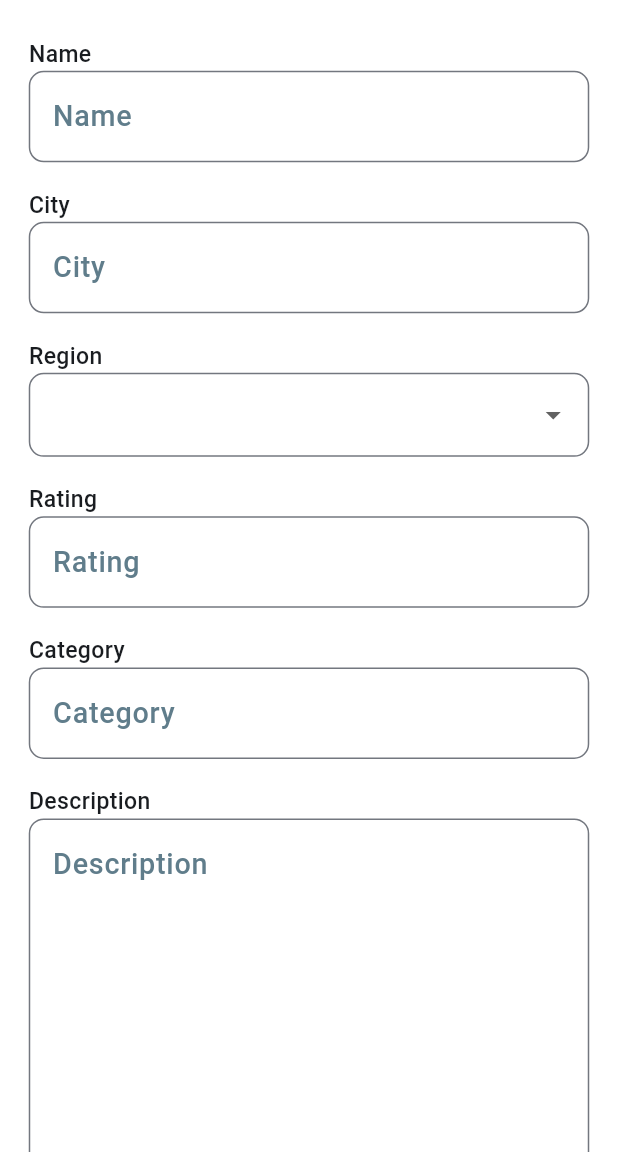
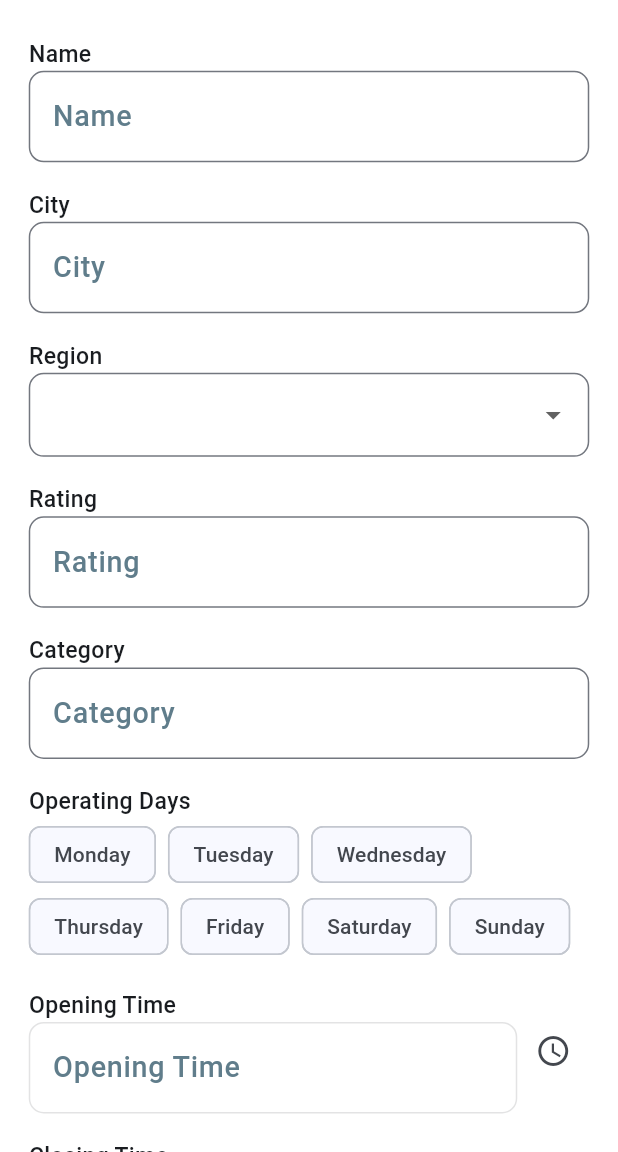
Before and after one commit to MKJules/trip_script_admin, a Flutter app: the AddNewLocation screen opened directly, scrolled down 576 dp, on a phone screen of 412 x 824 dp, the part 84-1236 px from its top. Run offline on Flutter 3.47's test engine with Material 3 defaults, Android fonts, the light colour scheme and no system bars; our stand-ins replace cloud_firestore, firebase_core, firebase_storage, flutter_screenutil, image_picker; accounts and stored records are empty.

Commit message:
added a days picker Added opening and closing times added an add location button

```diff
--- a/lib/add_location.dart
+++ b/lib/add_location.dart
@@ -5,15 +5,31 @@ import 'package:flutter_screenutil/flutter_screenutil.dart';
 import 'package:trip_script_admin/consts/custom_snackbar.dart';
 import 'package:trip_script_admin/db/pick_image.dart';
 
+const List<String> region = <String>[
+  'Ashanti',
+  'Bono',
+  'Bono East',
+  'Ahafo',
+  'Central',
+  'Eastern',
+  'Greater Accra',
+  'Northern',
+  'Savannah',
+  'North East',
+  'Upper East',
+  'Upper West',
+  'Volta',
+  'Oti',
+  'Western',
+  'Western North',
+];
 
-const List<String> region = <String>['Ashanti',  'Bono',  'Bono East',  'Ahafo',  'Central',  'Eastern',  'Greater Accra',  'Northern',  'Savannah',  'North East',  'Upper East',  'Upper West',  'Volta',  'Oti',  'Western',  'Western North',];
 class AddNewLocation extends StatefulWidget {
   const AddNewLocation({super.key});
 
   @override
   State<AddNewLocation> createState() => _AddNewLocationState();
 }
-
 
 class _AddNewLocationState extends State<AddNewLocation> {
   bool isPicked1 = false;
@@ -33,6 +49,57 @@ class _AddNewLocationState extends State<AddNewLocation> {
   final TextEditingController websiteController = TextEditingController();
   final formKey = GlobalKey<FormState>();
   String? selectedRegion;
+
+  List<String> selectedDays = [];
+  final List<String> days = [
+    'Monday',
+    'Tuesday',
+    'Wednesday',
+    'Thursday',
+    'Friday',
+    'Saturday',
+    'Sunday',
+  ];
+
+  TimeOfDay? openingTime;
+  TimeOfDay? closingTime;
+
+  void _onDaySelected(String day, bool isSelected) {
+    setState(() {
+      if (isSelected) {
+        selectedDays.add(day);
+      } else {
+        selectedDays.remove(day);
+      }
+    });
+  }
+
+  Future<void> _selectOpeningTime() async {
+    final TimeOfDay? pickedTime = await showTimePicker(
+      context: context,
+      initialTime: TimeOfDay.now(),
+    );
+
+    if (pickedTime != null) {
+      setState(() {
+        openingTime = pickedTime;
+      });
+    }
+  }
+
+  Future<void> _selectClosingTime() async {
+    final TimeOfDay? pickedTime = await showTimePicker(
+      context: context,
+      initialTime: TimeOfDay.now(),
+    );
+
+    if (pickedTime != null) {
+      setState(() {
+        closingTime = pickedTime;
+      });
+    }
+  }
+
   @override
   Widget build(BuildContext context) {
     return Scaffold(
@@ -249,8 +316,78 @@ class _AddNewLocationState extends State<AddNewLocation> {
                   maxLines: 1,
                 ),
                 SizedBox(height: 20.h),
-                //create a checklist for the operating days and save the selected days as a list
-                //create two text fields with time pickers. one for the opening time and another for the closing time
+
+                // Checklist for operating days
+                Text(
+                  'Operating Days',
+                  style: TextStyle(
+                    fontSize: 16.sp,
+                    fontWeight: FontWeight.w500,
+                  ),
+                ),
+                Wrap(
+                  spacing: 8.0,
+                  children: days.map((day) {
+                    return FilterChip(
+                      label: Text(day),
+                      selected: selectedDays.contains(day),
+                      onSelected: (isSelected) =>
+                          _onDaySelected(day, isSelected),
+                    );
+                  }).toList(),
+                ),
+
+                SizedBox(height: 20.h),
+
+                // Opening Time
+                Row(
+                  children: [
+                    Expanded(
+                      child: CustomTextField(
+                        controller: TextEditingController(
+                          text: openingTime != null
+                              ? openingTime!.format(context)
+                              : '',
+                        ),
+                        title: 'Opening Time',
+                        keyboardType: TextInputType.text,
+                        maxLines: 1,
+                        enabled: false,
+                      ),
+                    ),
+                    IconButton(
+                      onPressed: _selectOpeningTime,
+                      icon: Icon(Icons.access_time),
+                    ),
+                  ],
+                ),
+
+                SizedBox(height: 20.h),
+
+                // Closing Time
+                Row(
+                  children: [
+                    Expanded(
+                      child: CustomTextField(
+                        controller: TextEditingController(
+                          text: closingTime != null
+                              ? closingTime!.format(context)
+                              : '',
+                        ),
+                        title: 'Closing Time',
+                        keyboardType: TextInputType.text,
+                        maxLines: 1,
+                        enabled: false,
+                      ),
+                    ),
+                    IconButton(
+                      onPressed: _selectClosingTime,
+                      icon: Icon(Icons.access_time),
+                    ),
+                  ],
+                ),
+
+                SizedBox(height: 20.h),
                 CustomTextField(
                   controller: descriptionController,
                   title: 'Description',
@@ -269,6 +406,29 @@ class _AddNewLocationState extends State<AddNewLocation> {
           ),
 
           //create a button to submit a new location objet with all the inputted information
+          Padding(
+            padding: EdgeInsets.symmetric(vertical: 20.h),
+            child: ElevatedButton(
+              onPressed: () {
+                // ... (your form validation and data handling logic) ...
+              },
+              style: ElevatedButton.styleFrom(
+                fixedSize: Size(300.w, 60.h),
+                elevation: 0,
+                backgroundColor: Colors.blue,
+                foregroundColor: Colors.white,
+                shape: RoundedRectangleBorder(
+                  borderRadius: BorderRadius.circular(10.r),
+                ),
+              ),
+              child: Text(
+                'Add new location',
+                style: TextStyle(
+                  fontSize: 20.sp,
+                ),
+              ),
+            ),
+          ),
         ],
       ),
     );
@@ -282,12 +442,14 @@ class CustomTextField extends StatelessWidget {
     required this.title,
     required this.keyboardType,
     required this.maxLines,
+    this.enabled = true,
   });
 
   final TextEditingController controller;
   final String title;
   final TextInputType keyboardType;
   final int maxLines;
+  final bool enabled;
 
   @override
   Widget build(BuildContext context) {
@@ -310,6 +472,7 @@ class CustomTextField extends StatelessWidget {
             fontSize: 20.sp,
           ),
           maxLines: maxLines,
+          enabled: enabled, // Use the enabled property here
           decoration: InputDecoration(
             hintText: title,
             hintStyle: TextStyle(
@@ -329,6 +492,7 @@ class CustomTextField extends StatelessWidget {
     );
   }
 }
+
 class CustomDropdown extends StatelessWidget {
   const CustomDropdown({
     super.key,
@@ -336,12 +500,11 @@ class CustomDropdown extends StatelessWidget {
     required this.items,
     required this.selectedValue,
     required this.onChanged,
-});
+  });
   final String title;
   final List<String> items;
   final String? selectedValue;
   final void Function(String?) onChanged;
-
 
   @override
   Widget build(BuildContext context) {
```
